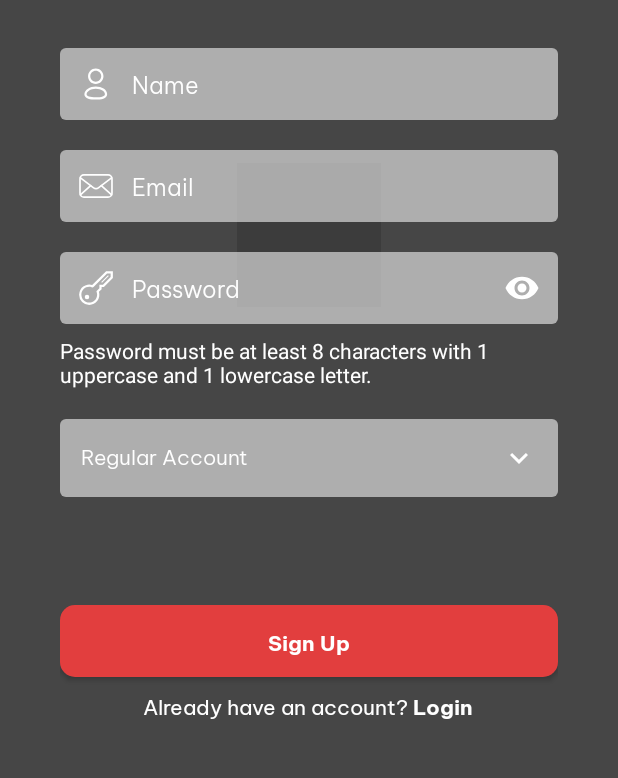
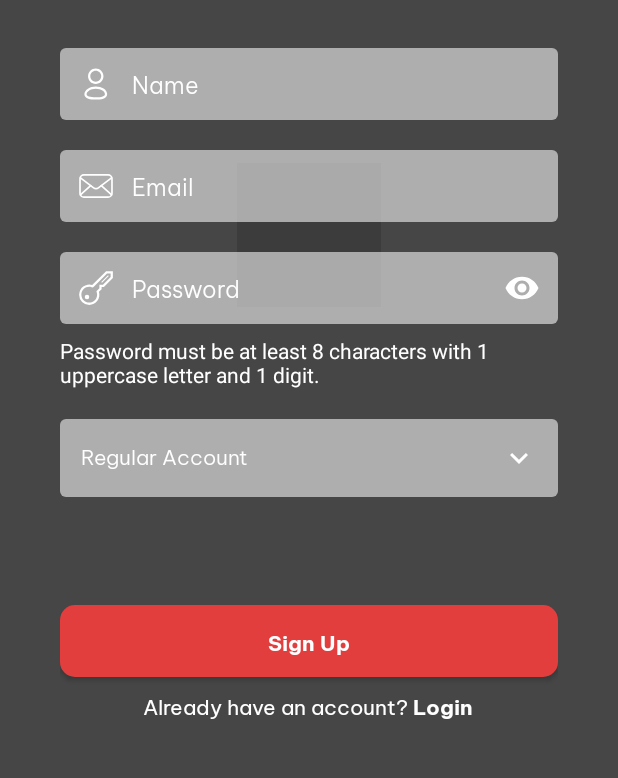
Before and after one commit to Group6-PMA101/RecipeSharingApp, an Android app: the SignUpActivity screen opened directly, with no data from a screen before it, on a phone screen of 412 x 824 dp, the part 383-1161 px from its top. Run offline under Robolectric (Android 15) with nearby library versions, the phone set to English and light mode, and no system bars; our stand-ins replace Firebase (no records; nobody signed in at launch, a user with empty details on screens opened directly).

Commit message:
Update (Login,SignUp)

```diff
--- a/app/src/main/java/com/ph41626/pma101_recipesharingapplication/Activity/SignUpActivity.java
+++ b/app/src/main/java/com/ph41626/pma101_recipesharingapplication/Activity/SignUpActivity.java
@@ -133,8 +133,8 @@ public class SignUpActivity extends AppCompatActivity {
             return false;
         }
 
-        if (!password.matches(".*[a-z].*")) {
-            passwordEditText.setError("Password must contain at least one lowercase letter!");
+        if (!password.matches(".*\\d.*")) {
+            passwordEditText.setError("Password must contain at least one digit!");
             return false;
         }
 
--- a/app/src/main/res/layout/activity_sign_up.xml
+++ b/app/src/main/res/layout/activity_sign_up.xml
@@ -89,7 +89,7 @@
             android:id="@+id/password_requirements_textview"
             android:layout_width="wrap_content"
             android:layout_height="wrap_content"
-            android:text="Password must be at least 8 characters with 1 uppercase and 1 lowercase letter."
+            android:text="Password must be at least 8 characters with 1 uppercase letter and 1 digit."
             android:textColor="@color/white_000"
             android:textSize="14sp"/>
         <Spinner
```
